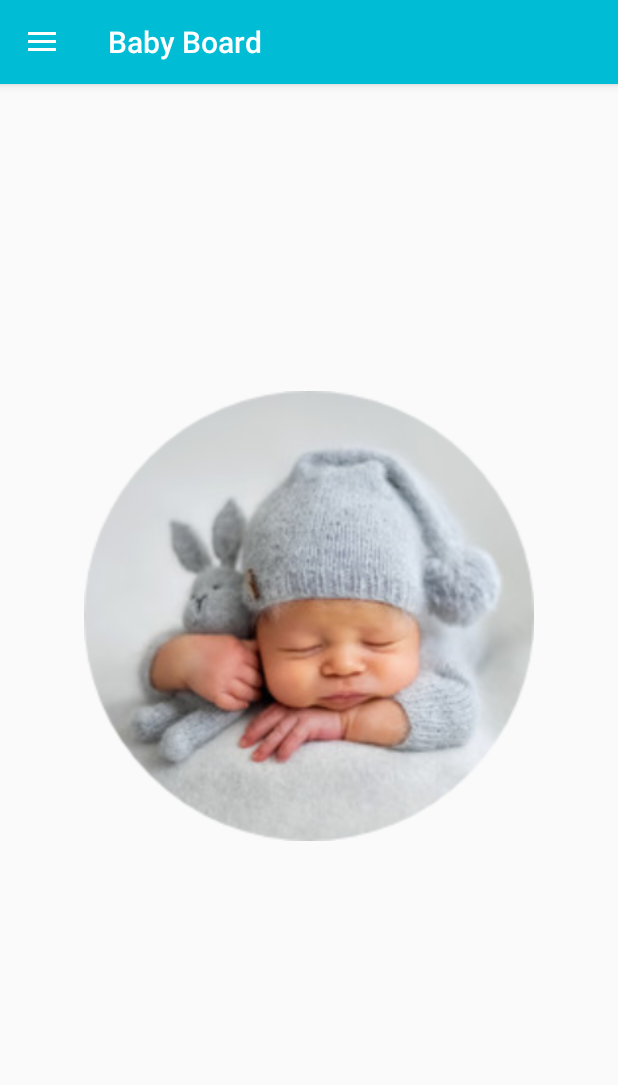
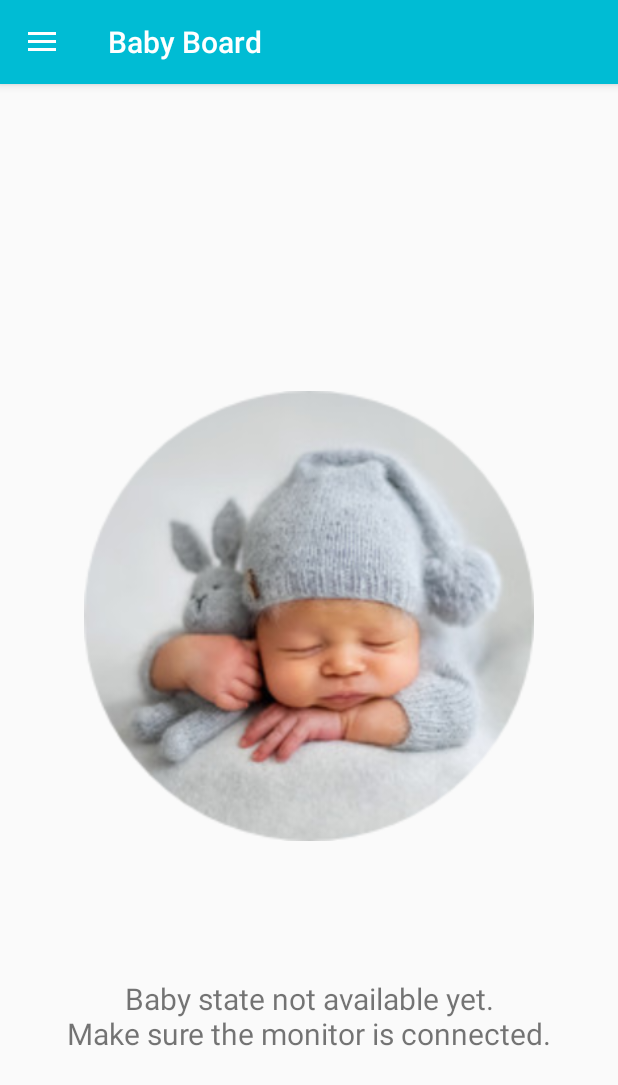
Before and after one commit to filipesilvapt/baby-monitor-android, an Android app: the screen it shows after launch (MainActivity), on a phone screen of 412 x 824 dp. Shown: the top 1085 px of the screen. Run offline under Robolectric (Android 15) with nearby library versions, the phone set to English and light mode, and no system bars; our stand-ins replace Firebase (no records; nobody signed in at launch, a user with empty details on screens opened directly), data binding, navigation-ui.

Commit message:
Added baby status availability logic and ui component

```diff
--- a/app/src/main/java/com/babyMonitor/ui/babyBoard/BabyBoardViewModel.kt
+++ b/app/src/main/java/com/babyMonitor/ui/babyBoard/BabyBoardViewModel.kt
@@ -11,6 +11,7 @@ import com.babyMonitor.database.RTDatabasePaths
 import com.babyMonitor.models.SleepStateValue
 import com.babyMonitor.models.TemperatureThresholds
 import com.babyMonitor.models.ThermometerValue
+import com.babyMonitor.utils.Constants
 import com.babyMonitor.utils.FireOnceEvent
 import com.babyMonitor.utils.SleepState
 import com.babyMonitor.utils.Utils
@@ -20,6 +21,7 @@ import com.google.firebase.database.DatabaseReference
 import com.google.firebase.database.ValueEventListener
 import com.google.firebase.database.ktx.database
 import com.google.firebase.ktx.Firebase
+import kotlinx.coroutines.*
 
 class BabyBoardViewModel : ViewModel() {
 
@@ -53,10 +55,17 @@ class BabyBoardViewModel : ViewModel() {
     }
     val textBabySleepStateResId: LiveData<Int> = _textBabySleepStateResId
 
+    private val _isBabyStatusAvailable = MutableLiveData<Boolean>().apply {
+        value = false
+    }
+    val isBabyStatusAvailable: LiveData<Boolean> = _isBabyStatusAvailable
+
     private val _imageBabySleepStateResId = MutableLiveData<Int>().apply {
         value = null
     }
     val imageBabySleepStateResId: LiveData<Int> = _imageBabySleepStateResId
+
+    private var dataAvailabilityWatcher: Job? = null
 
     private lateinit var babySleepStateRef: DatabaseReference
 
@@ -119,13 +128,19 @@ class BabyBoardViewModel : ViewModel() {
                 override fun onDataChange(dataSnapshot: DataSnapshot) {
                     // This method is called once with the initial value and again
                     // whenever data at this location is updated.
-                    for (postSnapshot in dataSnapshot.children) {
-                        currentThermometerReading =
-                            postSnapshot.getValue(ThermometerValue::class.java)
-                    }
+
+                    // Start the data availability watcher
+                    startDataAvailabilityWatcher()
+
+                    // Get the first and only temperature item
+                    currentThermometerReading =
+                        dataSnapshot.children.firstOrNull()?.getValue(ThermometerValue::class.java)
 
                     currentThermometerReading?.let {
                         Log.d(TAG, "Current temperature read is: ${it.temp}")
+
+                        // Set the baby status availability
+                        setBabyStatusAvailability(it.timestamp)
 
                         // Set the temperature text
                         _textBabyTemperature.value =
@@ -148,6 +163,40 @@ class BabyBoardViewModel : ViewModel() {
             })
     }
 
+    /**
+     * Sets the baby status availability according to the last received temperature timestamp.
+     * The difference in time should be less than
+     */
+    fun setBabyStatusAvailability(timestamp: String) {
+        // Calculate the difference in milliseconds between the current time and the received timestamp
+        val tempTimestampInMillis =
+            Utils.convertDateToMillis(timestamp, Utils.FORMAT_DATE_AND_TIME)
+
+        val currentDateTimeInMillis = Utils.getCurrentDateTimeInMillis()
+
+        val timeDifferenceInMillis = currentDateTimeInMillis - tempTimestampInMillis
+
+        Log.d(
+            TAG,
+            "currentDateTimeInMillis ($currentDateTimeInMillis) - tempTimestampInMillis " +
+                    "($tempTimestampInMillis) = $timeDifferenceInMillis || Timestamp = $timestamp"
+        )
+
+        // Check if the last value is recent
+        if (timeDifferenceInMillis <= Constants.BABY_STATUS_AVAILABILITY_MAX_DELAY) {
+            _isBabyStatusAvailable.value = true
+        } else {
+            // Data availability watcher can be stopped due no recent data
+            stopDataAvailabilityWatcher()
+
+            _isBabyStatusAvailable.value = false
+        }
+    }
+
+    /**
+     * Update the temperature resource identifier according to current temperature and the defined
+     * temperature thresholds
+     */
     fun updateTemperatureResId(thresholds: TemperatureThresholds) {
         currentThermometerReading?.let {
             Log.i(TAG, "Updating temperature res id with received thresholds: $thresholds")
@@ -161,6 +210,8 @@ class BabyBoardViewModel : ViewModel() {
 
     fun stopObservingFirebaseBabyTemperature() {
         babyTemperatureRef.removeEventListener(babyTemperatureListener)
+
+        stopDataAvailabilityWatcher()
     }
 
     fun observeFirebaseBabySleepState() {
@@ -175,11 +226,10 @@ class BabyBoardViewModel : ViewModel() {
                 override fun onDataChange(dataSnapshot: DataSnapshot) {
                     // This method is called once with the initial value and again
                     // whenever data at this location is updated.
-                    var currentSleepState: SleepStateValue? = null
 
-                    for (postSnapshot in dataSnapshot.children) {
-                        currentSleepState = postSnapshot.getValue(SleepStateValue::class.java)
-                    }
+                    // Get the first and only sleep state item
+                    val currentSleepState: SleepStateValue? =
+                        dataSnapshot.children.firstOrNull()?.getValue(SleepStateValue::class.java)
 
                     currentSleepState?.let {
                         Log.d(TAG, "Current sleep state is: $currentSleepState")
@@ -223,6 +273,32 @@ class BabyBoardViewModel : ViewModel() {
         babySleepStateRef.removeEventListener(babySleepStateListener)
     }
 
+    /**
+     * Starts a timer to change the availability of the baby status after a specific time without
+     * temperature updates
+     */
+    private fun startDataAvailabilityWatcher() {
+        // Stop the previous watcher in case one existed
+        stopDataAvailabilityWatcher()
+
+        dataAvailabilityWatcher = GlobalScope.launch {
+            delay(Constants.BABY_STATUS_AVAILABILITY_MAX_DELAY)
+            withContext(Dispatchers.Main) {
+                _isBabyStatusAvailable.value = false
+            }
+        }
+    }
+
+    /**
+     * Stops the watcher for cases like:
+     * - New temperature data received
+     * - Moved out of the current screen
+     */
+    private fun stopDataAvailabilityWatcher() {
+        dataAvailabilityWatcher?.cancel()
+        dataAvailabilityWatcher = null
+    }
+
     companion object {
         private val TAG: String = BabyBoardViewModel::class.java.simpleName
     }
--- a/app/src/main/java/com/babyMonitor/ui/sleepMonitor/SleepStateAdapter.kt
+++ b/app/src/main/java/com/babyMonitor/ui/sleepMonitor/SleepStateAdapter.kt
@@ -54,7 +54,7 @@ class SleepStateAdapter : RecyclerView.Adapter<RecyclerView.ViewHolder>() {
             // end at the top of the list
             for (sleepState in listSleepStates.asReversed()) {
                 timestampMillis =
-                    Utils.getDateInMilliSeconds(sleepState.timestamp, Utils.FORMAT_DATE_AND_TIME)
+                    Utils.convertDateToMillis(sleepState.timestamp, Utils.FORMAT_DATE_AND_TIME)
 
                 currentDate = Utils.convertMillisToDateFormat(
                     timestampMillis,
--- a/app/src/main/java/com/babyMonitor/ui/sleepMonitor/SleepStateItemViewHolder.kt
+++ b/app/src/main/java/com/babyMonitor/ui/sleepMonitor/SleepStateItemViewHolder.kt
@@ -17,7 +17,7 @@ class SleepStateItemViewHolder(private val sleepStateItemView: View) :
         val hoursTextView = sleepStateItemView.findViewById<TextView>(R.id.text_hours)
 
         hoursTextView.text = Utils.convertMillisToDateFormat(
-            Utils.getDateInMilliSeconds(item.timestamp, Utils.FORMAT_DATE_AND_TIME),
+            Utils.convertDateToMillis(item.timestamp, Utils.FORMAT_DATE_AND_TIME),
             Utils.FORMAT_HOURS_MINUTES
         )
 
--- a/app/src/main/java/com/babyMonitor/ui/temperatureMonitor/TemperatureMonitorFragment.kt
+++ b/app/src/main/java/com/babyMonitor/ui/temperatureMonitor/TemperatureMonitorFragment.kt
@@ -164,7 +164,7 @@ class TemperatureMonitorFragment : Fragment() {
         // Get the first reading as the reference value to lower every X axis value in order for
         // the library to be able to manage them.
         // REF: https://github.com/PhilJay/MPAndroidChart/issues/789#issuecomment-241507904
-        val firstTemperatureReadingMillis: Long = Utils.getDateInMilliSeconds(
+        val firstTemperatureReadingMillis: Long = Utils.convertDateToMillis(
             temperatureHistory[0].timestamp,
             Utils.FORMAT_DATE_AND_TIME
         )
@@ -173,7 +173,7 @@ class TemperatureMonitorFragment : Fragment() {
             values.add(
                 Entry(
                     // date and time in milliseconds minus the reference value
-                    (Utils.getDateInMilliSeconds(
+                    (Utils.convertDateToMillis(
                         thermometerValue.timestamp,
                         Utils.FORMAT_DATE_AND_TIME
                     ) - firstTemperatureReadingMillis).toFloat(),
--- a/app/src/main/res/layout/fragment_baby_board.xml
+++ b/app/src/main/res/layout/fragment_baby_board.xml
@@ -8,6 +8,8 @@
     <data>
 
         <import type="androidx.core.content.ContextCompat" />
+
+        <import type="android.view.View" />
 
         <variable
             name="viewModel"
@@ -50,6 +52,7 @@
             android:layout_width="match_parent"
             android:layout_height="wrap_content"
             android:layout_marginBottom="30dp"
+            android:visibility="@{viewModel.isBabyStatusAvailable ? View.VISIBLE : View.INVISIBLE}"
             app:layout_constraintBottom_toBottomOf="parent"
             app:layout_constraintEnd_toEndOf="parent"
             app:layout_constraintStart_toStartOf="parent"
@@ -143,5 +146,31 @@
 
         </androidx.constraintlayout.widget.ConstraintLayout>
 
+        <androidx.constraintlayout.widget.ConstraintLayout
+            android:id="@+id/layout_baby_status_not_available"
+            android:layout_width="match_parent"
+            android:layout_height="wrap_content"
+            android:layout_marginBottom="30dp"
+            android:visibility="@{viewModel.isBabyStatusAvailable ? View.INVISIBLE : View.VISIBLE}"
+            app:layout_constraintBottom_toBottomOf="parent"
+            app:layout_constraintEnd_toEndOf="parent"
+            app:layout_constraintStart_toStartOf="parent"
+            app:layout_constraintTop_toBottomOf="@id/image_baby_picture">
+
+            <TextView
+                android:layout_width="wrap_content"
+                android:layout_height="wrap_content"
+                android:layout_marginStart="60dp"
+                android:layout_marginEnd="60dp"
+                android:text="@string/baby_state_not_available"
+                android:textAlignment="center"
+                android:textSize="20sp"
+                app:layout_constraintBottom_toBottomOf="parent"
+                app:layout_constraintEnd_toEndOf="parent"
+                app:layout_constraintStart_toStartOf="parent"
+                app:layout_constraintTop_toTopOf="parent" />
+
+        </androidx.constraintlayout.widget.ConstraintLayout>
+
     </androidx.constraintlayout.widget.ConstraintLayout>
 </layout>
--- a/app/src/main/res/values/strings.xml
+++ b/app/src/main/res/values/strings.xml
@@ -35,4 +35,6 @@
     <string name="notification_message_high_temperature">(Fever) Your baby\'s temperature is %1$.1f ºC</string>
     <string name="notification_message_low_temperature">(Cold) Your baby\'s temperature is %1$.1f ºC</string>
     <string name="notification_message_sleep_disturbed">%1$s is having trouble sleeping</string>
+
+    <string name="baby_state_not_available">Baby state not available yet.\nMake sure the monitor is connected.</string>
 </resources>
```
Also changed, not shown: app/src/main/java/com/babyMonitor/utils/Constants.kt (added, +10 -0 lines), app/src/main/java/com/babyMonitor/utils/Utils.kt (+27 -1 lines).
